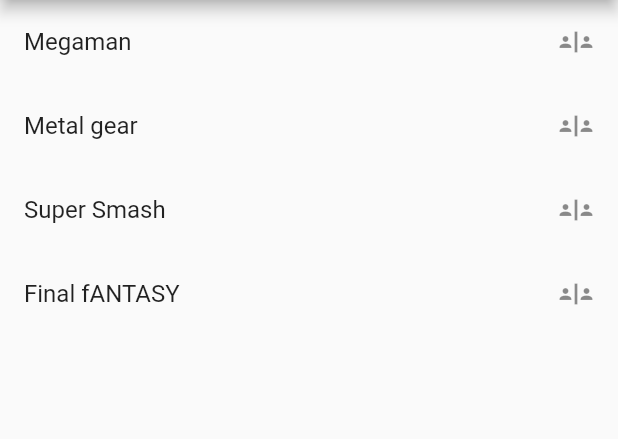
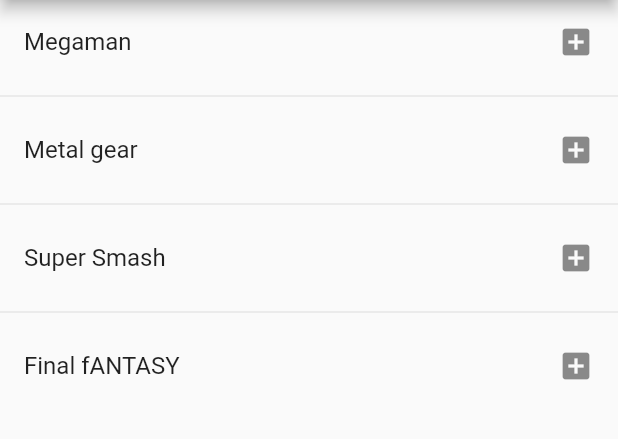
Before and after one commit to GabeASM/learningflutter, a Flutter app: the screen it shows after launch, on a phone screen of 412 x 824 dp, the part 84-523 px from its top. Run offline on Flutter 3.47's test engine with Material 2 defaults, Android fonts, the phone set to English and light mode, and no system bars.

Commit message:
listview.separated agregado con comentarios!

```diff
--- a/aprendiendo_1/lib/main.dart
+++ b/aprendiendo_1/lib/main.dart
@@ -1,4 +1,5 @@
 import 'package:aprendiendo_1/screens/listview1_screen.dart';
+import 'package:aprendiendo_1/screens/listview2_screen.dart';
 import 'package:flutter/material.dart';
 
 void main() => runApp(const MyApp());
@@ -14,7 +15,7 @@
     return const MaterialApp(
       debugShowCheckedModeBanner: false,
       title: 'Material App',
-      home: ListView1Screen()
+      home: ListView2Screen()
     );
   }
 }
--- /dev/null
+++ b/aprendiendo_1/lib/screens/listview2_screen.dart
@@ -0,0 +1,38 @@
+import 'package:flutter/material.dart';
+
+class ListView2Screen extends StatelessWidget {
+  //siempre es buena practica colocar el key
+  //nos permite controlar el widget
+  const ListView2Screen({Key? key}) : super(key: key);
+
+  final options = const  ["Megaman" , "Metal gear", "Super Smash" , "Final fANTASY"];
+
+
+  // Aveces el hotreload falla, hacer hot restart si es que asi
+
+  /*
+  El ListView.separated nos ayuda a separar las cosas mas facil.
+  Tiene tres argumentos y dos de ellos deben retornar widgets.
+  El otro debe recibir la cantidad de la lista que queremos
+   */
+  @override
+  Widget build(BuildContext context) {
+    return  Scaffold(
+      appBar: AppBar(
+        title: const Text("Listview Tipo 1"),
+      ),
+      body: ListView.separated(
+        itemCount: options.length,
+        itemBuilder: (context, index) {
+          return ListTile(
+            title:Text(options[index]) ,
+            trailing: const Icon(Icons.add_box),
+          );
+        },
+        separatorBuilder: (BuildContext context, int index) {
+          return const Divider();
+          },
+    )
+    );
+  }
+}
```
Also changed, not shown: aprendiendo_1/lib/screens/listview1_screen.dart (line endings or trailing spaces).
